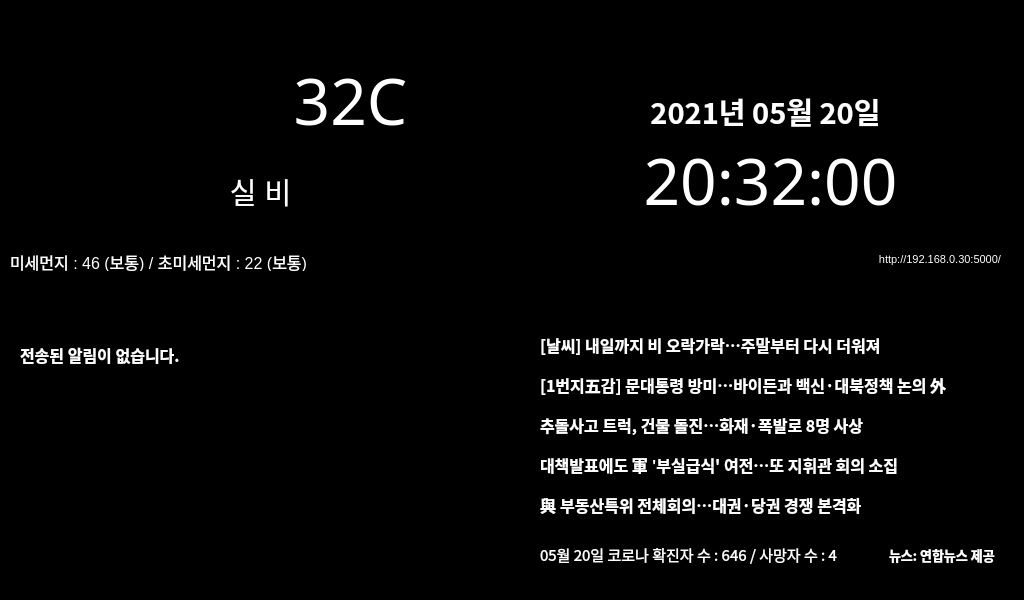
Aftermoon-dev/MirrorAssistant, file rpi-client/ui/main.ui: the form before one commit.
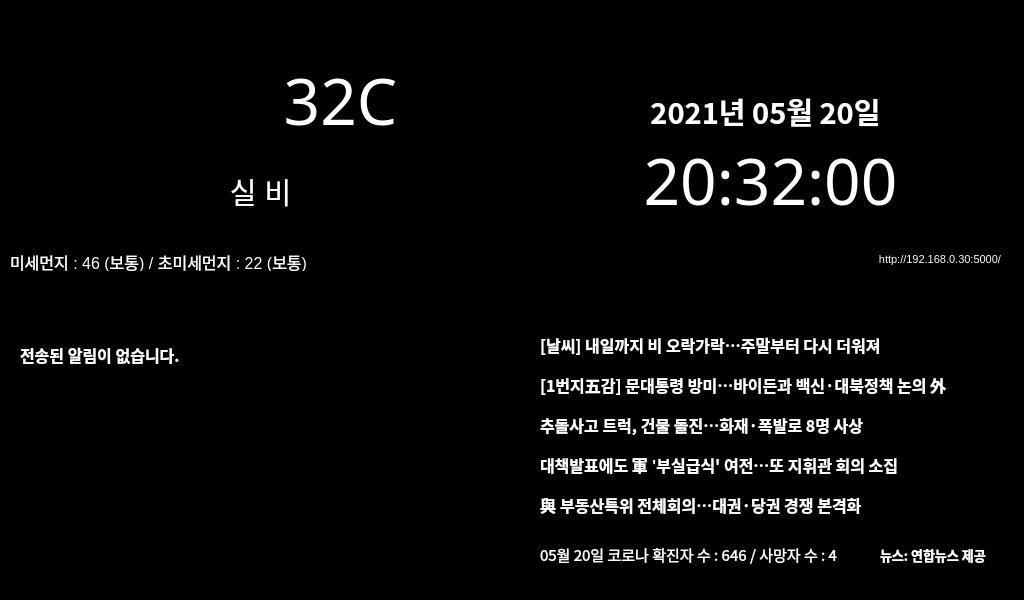
The form after the commit.

```diff
--- a/rpi-client/ui/main.ui
+++ b/rpi-client/ui/main.ui
@@ -267,7 +267,7 @@
    <widget class="QLabel" name="temp">
     <property name="geometry">
      <rect>
-      <x>260</x>
+      <x>250</x>
       <y>30</y>
       <width>161</width>
       <height>101</height>
@@ -298,7 +298,7 @@
    <widget class="QLabel" name="weather_icon">
     <property name="geometry">
      <rect>
-      <x>90</x>
+      <x>60</x>
       <y>0</y>
       <width>200</width>
       <height>150</height>
@@ -967,7 +967,7 @@
    <widget class="QLabel" name="news_title">
     <property name="geometry">
      <rect>
-      <x>359</x>
+      <x>350</x>
       <y>220</y>
       <width>111</width>
       <height>30</height>
```
